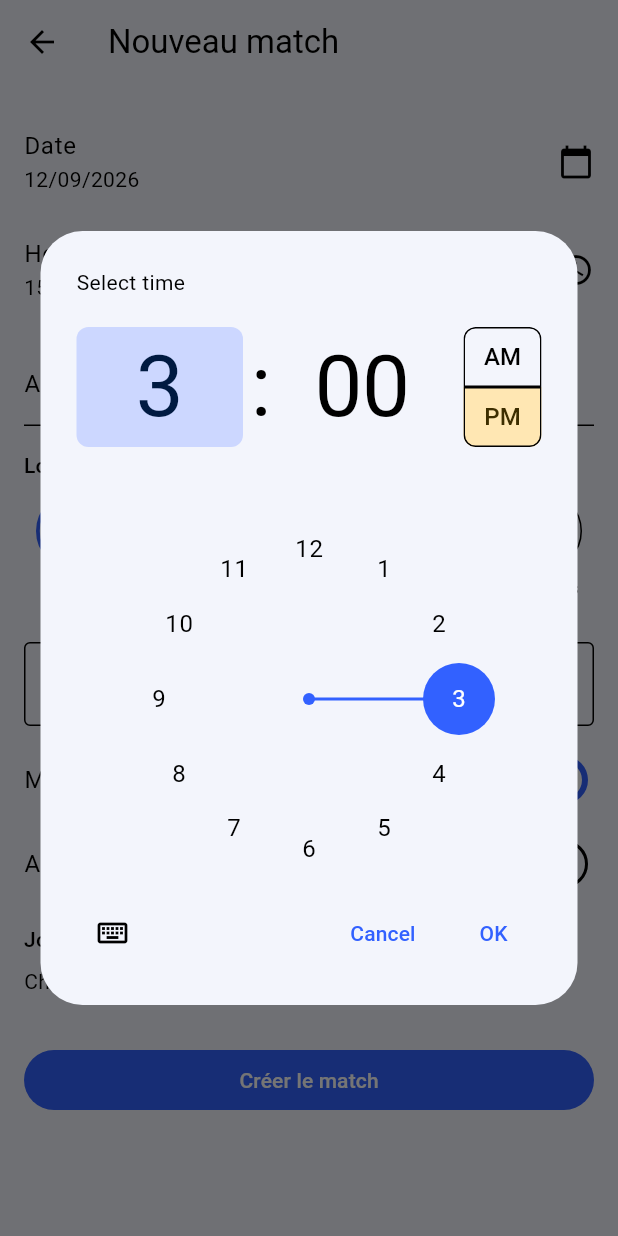
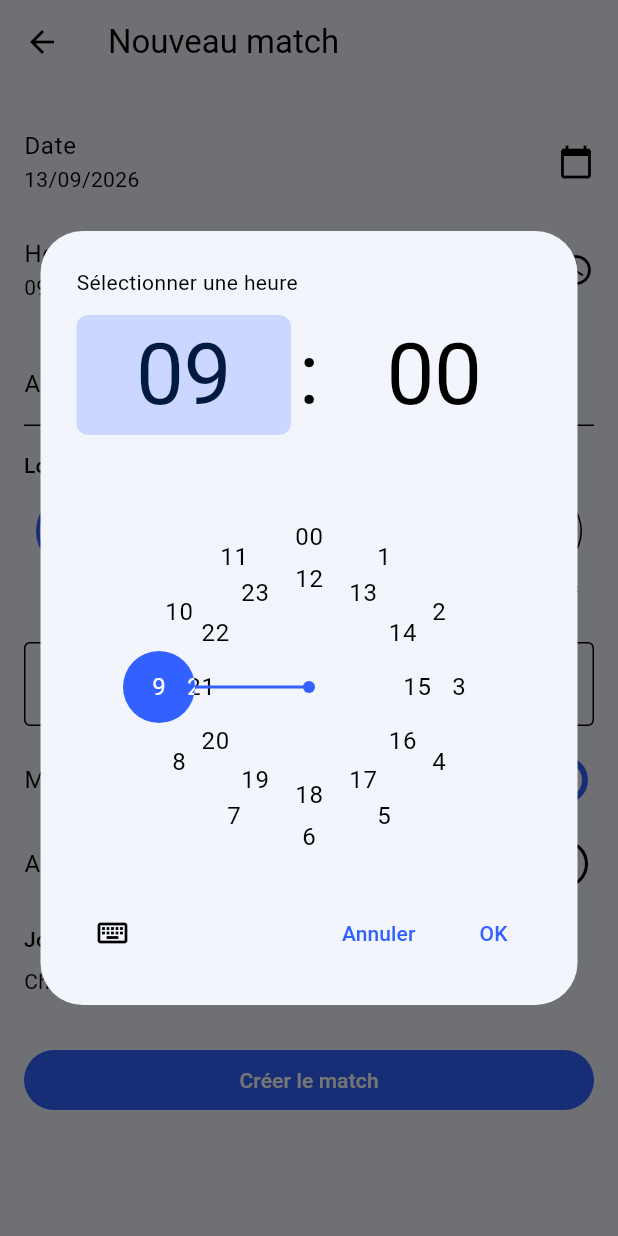
Before and after one commit to florianmousse/chcmvp, a Flutter app: the MatchFormScreen screen opened directly, after a tap on "Heure", on a phone screen of 412 x 824 dp. Run offline on Flutter 3.47's test engine with Material 3 defaults, Android fonts, the phone set to English and light mode, and no system bars; our stand-ins replace cloud_firestore, firebase_auth, firebase_core, firebase_messaging, flutter_local_notifications, flutter_riverpod and 3 more; accounts and stored records are empty; generated files the repository leaves out were written again.

Commit message:
feat: add icon on notifications, add locale for calendar

```diff
--- a/lib/core/services/local_notifications_service.dart
+++ b/lib/core/services/local_notifications_service.dart
@@ -15,7 +15,7 @@ class LocalNotificationsService {
   );
 
   Future<void> init({void Function(String? payload)? onTap}) async {
-    const androidInit = AndroidInitializationSettings('@mipmap/ic_launcher');
+    const androidInit = AndroidInitializationSettings('ic_stat_chc');
     const iosInit = DarwinInitializationSettings();
     await _plugin.initialize(
       const InitializationSettings(android: androidInit, iOS: iosInit),
@@ -47,6 +47,7 @@ class LocalNotificationsService {
           _channel.id,
           _channel.name,
           channelDescription: _channel.description,
+          icon: 'ic_stat_chc',
           importance: Importance.high,
           priority: Priority.high,
         ),
--- a/lib/features/matches/presentation/match_form_screen.dart
+++ b/lib/features/matches/presentation/match_form_screen.dart
@@ -19,9 +19,9 @@ class MatchFormScreen extends ConsumerStatefulWidget {
 class _MatchFormScreenState extends ConsumerState<MatchFormScreen> {
   final _formKey = GlobalKey<FormState>();
   late final _opponent = TextEditingController(text: widget.existing?.opponent);
-  late DateTime _date = widget.existing?.date ?? DateTime.now();
+  late DateTime _date = widget.existing?.date ?? _nextSunday();
   late TimeOfDay _time =
-      _parseTime(widget.existing?.time) ?? const TimeOfDay(hour: 15, minute: 0);
+      _parseTime(widget.existing?.time) ?? const TimeOfDay(hour: 9, minute: 0);
   String? _selectedTeam;
   late bool _isHome = widget.existing?.isHome ?? true;
   late bool _allowSelfVote = widget.existing?.allowSelfVote ?? false;
@@ -201,6 +201,12 @@ class _MatchFormScreenState extends ConsumerState<MatchFormScreen> {
   String? _required(String? value) =>
       (value == null || value.trim().isEmpty) ? 'Champ requis' : null;
 
+  static DateTime _nextSunday() {
+    final now = DateTime.now();
+    final daysUntilSunday = (DateTime.sunday - now.weekday) % 7;
+    return now.add(Duration(days: daysUntilSunday == 0 ? 7 : daysUntilSunday));
+  }
+
   Future<void> _pickDate() async {
     final picked = await showDatePicker(
       context: context,
--- a/pubspec.yaml
+++ b/pubspec.yaml
@@ -8,6 +8,8 @@ environment:
 
 dependencies:
   flutter:
+    sdk: flutter
+  flutter_localizations:
     sdk: flutter
 
   # State management
@@ -35,7 +37,7 @@ dependencies:
   flutter_local_notifications: ^17.2.2
 
   # Utilitaires
-  intl: ^0.19.0
+  intl: ^0.20.2
   share_plus: ^9.0.0
   go_router: ^14.1.4
   http: ^1.2.2
```
Also changed, not shown: lib/features/home/presentation/home_screen.dart (+23 -11 lines), lib/main.dart (+8 -0 lines), assets/icon/ic_notification.png (added), pubspec.lock, 5 other files.
